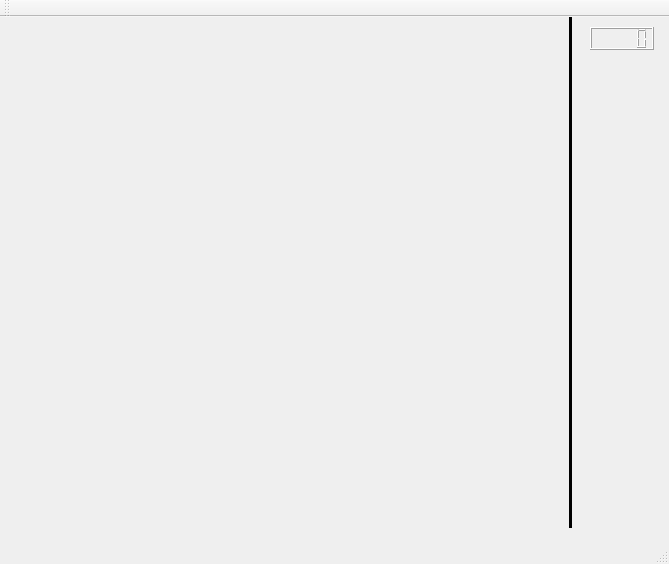
Qt form mainwindow.ui (emperor-is-here/QtSnake) before a commit.
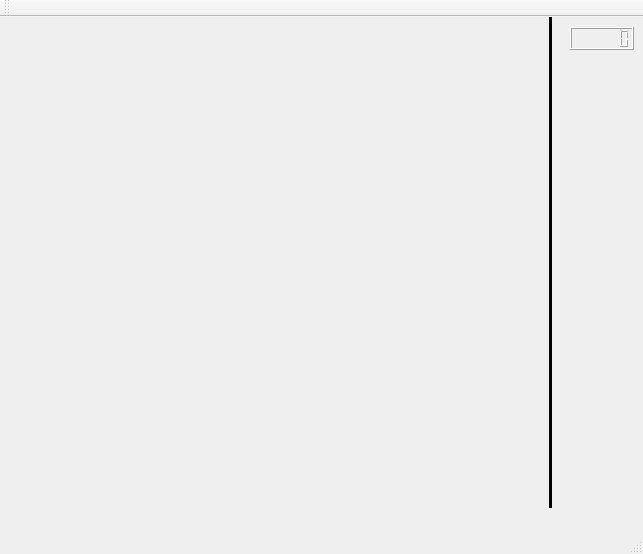
The same form after that commit.

```diff
--- a/mainwindow.ui
+++ b/mainwindow.ui
@@ -6,8 +6,8 @@
    <rect>
     <x>0</x>
     <y>0</y>
-    <width>669</width>
-    <height>564</height>
+    <width>643</width>
+    <height>554</height>
    </rect>
   </property>
   <property name="windowTitle">
@@ -17,20 +17,26 @@
    <widget class="QLCDNumber" name="scoreDisplay">
     <property name="geometry">
      <rect>
-      <x>590</x>
+      <x>570</x>
       <y>10</y>
       <width>64</width>
       <height>23</height>
      </rect>
     </property>
+    <property name="digitCount">
+     <number>6</number>
+    </property>
+    <property name="segmentStyle">
+     <enum>QLCDNumber::Filled</enum>
+    </property>
    </widget>
    <widget class="Line" name="line">
     <property name="geometry">
      <rect>
-      <x>560</x>
+      <x>540</x>
       <y>0</y>
       <width>21</width>
-      <height>511</height>
+      <height>491</height>
      </rect>
     </property>
     <property name="frameShadow">
```
Left out of the diff: 2 changed lines with no effect on the pictures.
